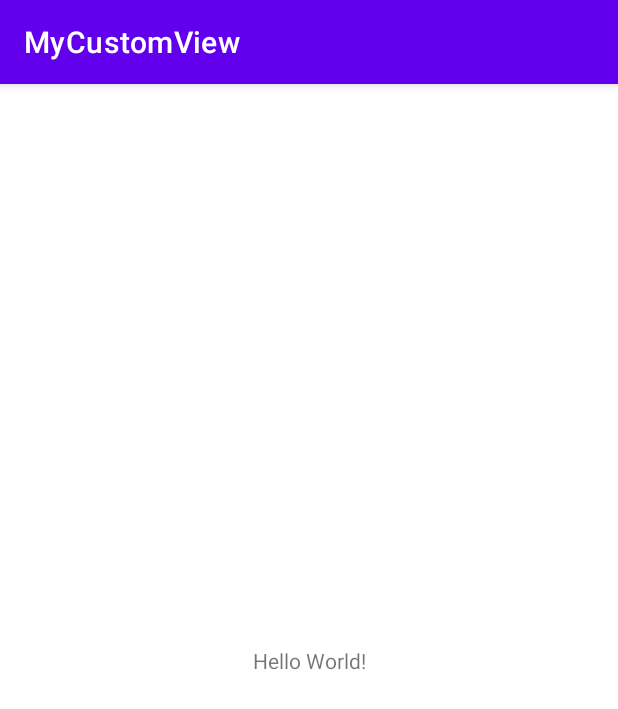
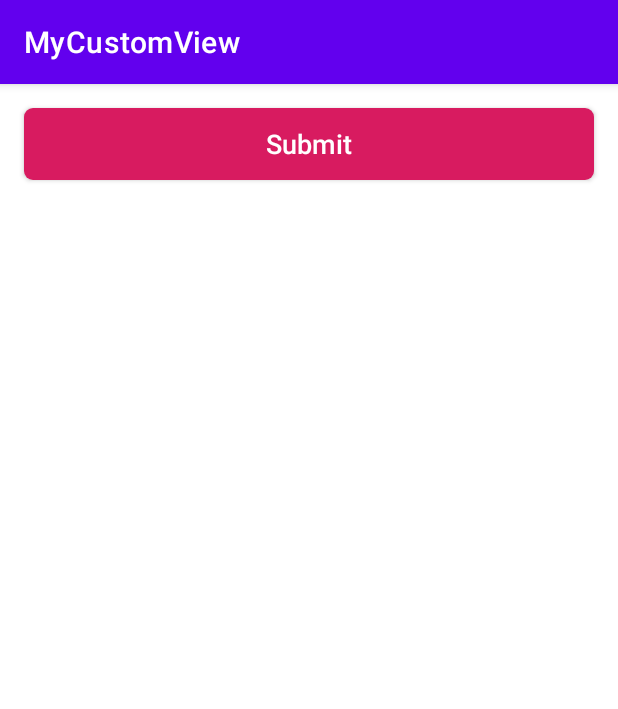
Before and after one commit to holis12821/dicoding-android-intermediate, an Android app: the screen it shows after launch (MainActivity), on a phone screen of 412 x 824 dp. Shown: the top 709 px of the screen. Run offline under Robolectric (Android 15) with nearby library versions, the phone set to English and light mode, and no system bars.

Commit message:
Add custom view on exercise module 1

```diff
--- a/app/src/main/java/com/example/mycustomview/MainActivity.kt
+++ b/app/src/main/java/com/example/mycustomview/MainActivity.kt
@@ -2,10 +2,31 @@ package com.example.mycustomview
 
 import androidx.appcompat.app.AppCompatActivity
 import android.os.Bundle
+import android.view.Gravity
+import androidx.core.content.ContextCompat
+import com.example.mycustomview.custom.MyButton
 
 class MainActivity : AppCompatActivity() {
+
+    private lateinit var button: MyButton
+
     override fun onCreate(savedInstanceState: Bundle?) {
         super.onCreate(savedInstanceState)
         setContentView(R.layout.activity_main)
+        initView()
+    }
+
+    private fun initView() {
+        button = findViewById(R.id.my_button)
+        setComponent()
+    }
+
+    private fun setComponent() {
+        button.setAttribute(
+            textColor = ContextCompat.getColor(this, R.color.white),
+            textSize = resources.getDimension(R.dimen.text_large),
+            gravity = Gravity.CENTER
+        )
+
     }
 }
--- /dev/null
+++ b/app/src/main/java/com/example/mycustomview/custom/MyButton.kt
@@ -0,0 +1,55 @@
+package com.example.mycustomview.custom
+
+import android.content.Context
+import android.graphics.Canvas
+import android.graphics.drawable.Drawable
+import android.util.AttributeSet
+import android.view.Gravity
+import androidx.appcompat.widget.AppCompatButton
+import androidx.core.content.ContextCompat
+import com.example.mycustomview.R
+
+class MyButton : AppCompatButton {
+
+    //attribute
+    private var mEnableBackground: Drawable? = null
+    private var mDisabledBackground: Drawable? = null
+    private var mTxtSize = 0.0f
+    private var mTxtColor = 0
+    private var mGravity = 0
+
+    constructor(context: Context) : super(context) {
+        init()
+    }
+
+    constructor(context: Context, attrs: AttributeSet) : super(context, attrs) {
+        init()
+    }
+
+    constructor(context: Context, attrs: AttributeSet, defStyleAttr: Int) : super(context, attrs, defStyleAttr) {
+        init()
+    }
+
+    private fun init() {
+        mEnableBackground = ContextCompat.getDrawable(context, R.drawable.bg_button)
+        mDisabledBackground = ContextCompat.getDrawable(context, R.drawable.bg_button_disable)
+    }
+
+    override fun onDraw(canvas: Canvas?) {
+        super.onDraw(canvas)
+        background = if (isEnabled) mEnableBackground else mDisabledBackground
+        text = if (isEnabled) context.getString(R.string.submit_btn) else context.getString(R.string.fill_first)
+
+        setTextColor(mTxtColor)
+        textSize = mTxtSize
+        gravity = mGravity
+        isAllCaps = false
+    }
+
+    fun setAttribute(textColor: Int, textSize: Float, gravity: Int) {
+        mTxtColor = textColor
+        mTxtSize = textSize
+        mGravity = gravity
+    }
+
+}
--- /dev/null
+++ b/app/src/main/res/drawable/bg_button.xml
@@ -0,0 +1,19 @@
+<?xml version="1.0" encoding="utf-8"?>
+<selector xmlns:android="http://schemas.android.com/apk/res/android"> <!--
+    State when shape ( as button etc) is pressed-->
+    <item android:state_pressed="false">
+        <shape>
+            <solid android:color="@color/pink_500" />
+            <corners android:radius="@dimen/margin_medium_small" />
+            <padding android:left="@dimen/margin_small" android:right="@dimen/margin_small" />
+        </shape>
+    </item>
+    <!--State when shape is not pressed or idle-->
+    <item>
+        <shape>
+            <solid android:color="@color/pink_500" />
+            <corners android:radius="@dimen/margin_medium" />
+            <padding android:left="@dimen/margin_small" android:right="@dimen/margin_small" />
+        </shape>
+    </item>
+</selector>
--- /dev/null
+++ b/app/src/main/res/drawable/bg_button_disable.xml
@@ -0,0 +1,17 @@
+<?xml version="1.0" encoding="utf-8"?>
+<selector xmlns:android="http://schemas.android.com/apk/res/android">
+    <item android:state_pressed="true">
+        <shape>
+            <solid android:color="@color/pink_200" />
+            <corners android:radius="@dimen/margin_medium_small" />
+            <padding android:left="@dimen/margin_small" android:right="@dimen/margin_small" />
+        </shape>
+    </item>
+    <item>
+        <shape>
+            <solid android:color="@color/pink_200" />
+            <corners android:radius="@dimen/margin_medium" />
+            <padding android:left="@dimen/margin_small" android:right="@dimen/margin_small" />
+        </shape>
+    </item>
+</selector>
--- /dev/null
+++ b/app/src/main/res/drawable/ic_close_black_24.xml
@@ -0,0 +1,5 @@
+<vector android:height="24dp" android:tint="#000000"
+    android:viewportHeight="24" android:viewportWidth="24"
+    android:width="24dp" xmlns:android="http://schemas.android.com/apk/res/android">
+    <path android:fillColor="@android:color/white" android:pathData="M19,6.41L17.59,5 12,10.59 6.41,5 5,6.41 10.59,12 5,17.59 6.41,19 12,13.41 17.59,19 19,17.59 13.41,12z"/>
+</vector>
--- a/app/src/main/res/layout/activity_main.xml
+++ b/app/src/main/res/layout/activity_main.xml
@@ -6,13 +6,16 @@
     android:layout_height="match_parent"
     tools:context=".MainActivity">
 
-    <TextView
-        android:layout_width="wrap_content"
-        android:layout_height="wrap_content"
-        android:text="Hello World!"
-        app:layout_constraintBottom_toBottomOf="parent"
-        app:layout_constraintEnd_toEndOf="parent"
-        app:layout_constraintStart_toStartOf="parent"
-        app:layout_constraintTop_toTopOf="parent" />
+   <com.example.mycustomview.custom.MyButton
+       android:id="@+id/my_button"
+       android:layout_width="0dp"
+       android:layout_height="wrap_content"
+       android:layout_marginStart="16dp"
+       android:layout_marginTop="16dp"
+       android:layout_marginEnd="16dp"
+       app:layout_constraintTop_toTopOf="parent"
+       app:layout_constraintEnd_toEndOf="parent"
+       app:layout_constraintHorizontal_bias="0.0"
+       app:layout_constraintStart_toStartOf="parent" />
 
 </androidx.constraintlayout.widget.ConstraintLayout>
--- a/app/src/main/res/values/colors.xml
+++ b/app/src/main/res/values/colors.xml
@@ -7,4 +7,6 @@
     <color name="teal_700">#FF018786</color>
     <color name="black">#FF000000</color>
     <color name="white">#FFFFFFFF</color>
+    <color name="pink_500">#D81B60</color>
+    <color name="pink_200">#FF8FAF</color>
 </resources>
--- /dev/null
+++ b/app/src/main/res/values/dimen.xml
@@ -0,0 +1,13 @@
+<?xml version="1.0" encoding="utf-8"?>
+<resources>
+    <dimen name="margin_small">4dp</dimen>
+    <dimen name="margin_medium_small">6dp</dimen>
+    <dimen name="margin_medium">8dp</dimen>
+
+    <!--Resource from typography text-->
+    <dimen name="text_small">4sp</dimen>
+    <dimen name="text_medium">10sp</dimen>
+    <dimen name="text_large">12sp</dimen>
+    <dimen name="text_xlarge">16sp</dimen>
+
+</resources>
--- a/app/src/main/res/values/strings.xml
+++ b/app/src/main/res/values/strings.xml
@@ -1,3 +1,6 @@
 <resources>
     <string name="app_name">MyCustomView</string>
+    <string name="submit_btn">Submit</string>
+    <string name="fill_first">Isi Dulu</string>
+    <string name="hint_edit_text">Masukkan nama Anda</string>
 </resources>
```
Also changed, not shown: app/src/main/java/com/example/mycustomview/custom/MyEditText.kt (added, +118 -0 lines).
